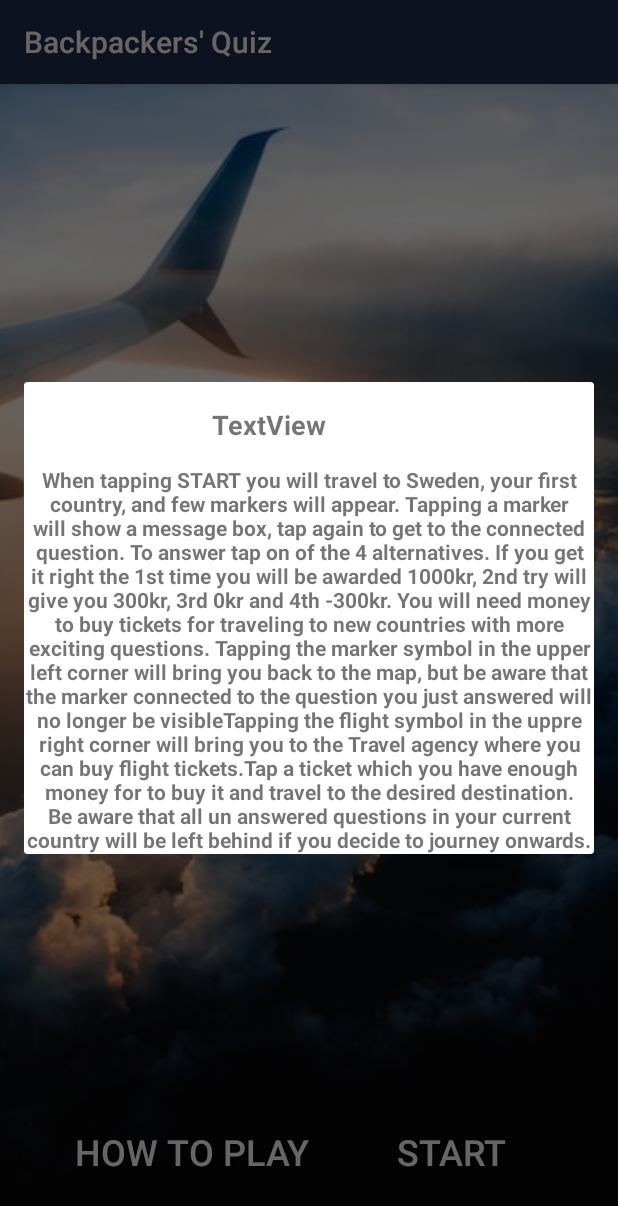
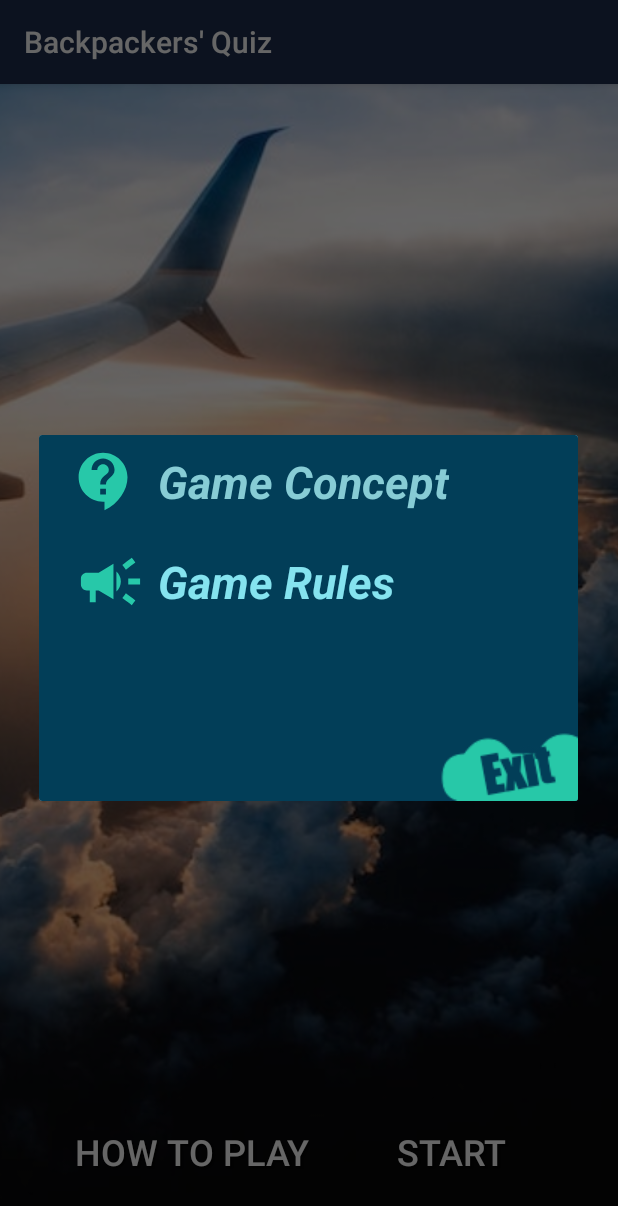
Before and after one commit to jjtsai0907/jjExamApp, an Android app: the screen it shows after launch (MainActivity), after a tap on "HOW TO PLAY", on a phone screen of 412 x 824 dp. Shown: the top 1206 px of the screen. Run offline under Robolectric (Android 15) with nearby library versions, the phone set to English and light mode, and no system bars; Roboto replaces fonts that are not available here.

Commit message:
New Fun: once no markers left, cannot back to Maps & Revised HowToDialog & exitButton in ProgressDialog.

```diff
--- a/app/src/main/java/com/example/examapp/FinishDialog.kt
+++ b/app/src/main/java/com/example/examapp/FinishDialog.kt
@@ -44,7 +44,7 @@ class FinishDialog (var activity: Activity) {
         rightButton = finishDialog.rightButton
         exit = finishDialog.exit
         again = finishDialog.again
-
+        finishTextView.text = "You've answered ${DataManager.countQuestion} questions correctly!"
 
 
 
--- a/app/src/main/java/com/example/examapp/HowToDialog.kt
+++ b/app/src/main/java/com/example/examapp/HowToDialog.kt
@@ -3,6 +3,8 @@ package com.example.examapp
 import android.app.Activity
 import android.app.AlertDialog
 import android.view.LayoutInflater
+import android.view.animation.Animation
+import android.view.animation.AnimationUtils
 import kotlinx.android.synthetic.main.how_to_dialog.*
 
 class HowToDialog (var activity: Activity){
@@ -20,17 +22,48 @@ class HowToDialog (var activity: Activity){
 
         howToDialog = builder.create()
         howToDialog.show()
+        val blink: Animation = AnimationUtils.loadAnimation(howToDialog.context, R.anim.blink)
+        howToDialog.howTextView.alpha = 0F
 
-        howToDialog.howTextView.text = "When tapping START you will travel to Sweden, your first country, and few markers will appear. " +
-                "Tapping a marker will show a message box, tap again to get to the connected question. To answer tap on of the 4 alternatives. " +
-                "If you get it right the 1st time you will be awarded 1000kr, 2nd try will give you 300kr, 3rd 0kr and 4th -300kr. " +
-                "You will need money to buy tickets for traveling to new countries with more exciting questions. " +
-                "Tapping the marker symbol in the upper left corner will bring you back to the map, but be aware " +
-                "that the marker connected to the question you just answered will no longer be visible" +
-                "Tapping the flight symbol in the uppre right corner will bring you to the Travel agency where you can buy flight tickets." +
-                "Tap a ticket which you have enough money for to buy it and travel to the desired destination. " +
-                "Be aware that all un answered questions in your current country will be left behind if you decide to journey onwards."
+
+
+        howToDialog.concept.setOnClickListener(){
+
+            howToDialog.concept.startAnimation(blink)
+
+            howToDialog.concept.alpha = 1F
+            howToDialog.rules.alpha = 0.2F
+            howToDialog.howTextView.alpha = 1F
+            howToDialog.howTextView.text = """By answering Qs (questions) correctly, you'll earn coins to purchase tickets to new countries for more Qs.
+
+In current version, you only compete with yourself. You end/finish the game by clicking setting button on upper right at anytime you want.
+            """.trimMargin()
+
+
+        }
+
+        howToDialog.rules.setOnClickListener(){
+
+            howToDialog.rules.startAnimation(blink)
+
+            howToDialog.rules.alpha = 1F
+            howToDialog.concept.alpha = 0.2F
+            howToDialog.howTextView.alpha = 1F
+            howToDialog.howTextView.text = """1 Each Q can only be revealed once
+
+2 You have to finish the game once you've revealed the last Q in your current nation without buying a new ticket""".trimIndent()
+
+        }
+
+        howToDialog.howExit.setOnClickListener(){
+            howToDialog.cancel()
+        }
+
+
 
 
     }
+
+
+
 }
--- a/app/src/main/java/com/example/examapp/MainActivity.kt
+++ b/app/src/main/java/com/example/examapp/MainActivity.kt
@@ -27,6 +27,7 @@ class MainActivity : AppCompatActivity() {
     override fun onCreate(savedInstanceState: Bundle?) {
         super.onCreate(savedInstanceState)
         setContentView(R.layout.activity_main)
+
 
 
         loadingDialog = LoadingDialog(this)
@@ -59,6 +60,8 @@ class MainActivity : AppCompatActivity() {
 
 
     fun howToPlay(view: View){
+        val blink: Animation = AnimationUtils.loadAnimation(applicationContext, R.anim.blink)
+        view.startAnimation(blink)
 
         howToDialog.startHowToDialog()
 
--- a/app/src/main/java/com/example/examapp/NationClass.kt
+++ b/app/src/main/java/com/example/examapp/NationClass.kt
@@ -5,6 +5,7 @@ class NationClass (val nation: String,
                    val nationTicket: Int = R.drawable.norway,
                    var questionClassList: MutableList<QuestionClass>,
                    val nationCode: String = "SWE",
+                   var qAmount: Int,
                    val nationPostcard: Int = R.drawable.usapost,
                    var purchased: Boolean = false,
                    var front_side: Boolean = true)
--- a/app/src/main/java/com/example/examapp/ShoppingActivity.kt
+++ b/app/src/main/java/com/example/examapp/ShoppingActivity.kt
@@ -101,7 +101,7 @@ class ShoppingActivity : MenuClass(), NationListRecycleAdapter.OnItemClickListen
                 DataManager.clearMaps = true
                 DataManager.countCountries += 1
                 DataManager.countryBeenTo.add(DataManager.nations[ticketClickedPosition].nation)
-
+                DataManager.totalQleft = DataManager.nations[ticketClickedPosition].qAmount
 
                 loadingDialog.startLoadingDialog()
 
--- /dev/null
+++ b/app/src/main/res/drawable/ic_pussle.xml
@@ -0,0 +1,5 @@
+<vector android:height="24dp" android:tint="#27C8A9"
+    android:viewportHeight="24" android:viewportWidth="24"
+    android:width="24dp" xmlns:android="http://schemas.android.com/apk/res/android">
+    <path android:fillColor="@android:color/white" android:pathData="M20.5,11H19V7c0,-1.1 -0.9,-2 -2,-2h-4V3.5C13,2.12 11.88,1 10.5,1S8,2.12 8,3.5V5H4c-1.1,0 -1.99,0.9 -1.99,2v3.8H3.5c1.49,0 2.7,1.21 2.7,2.7s-1.21,2.7 -2.7,2.7H2V20c0,1.1 0.9,2 2,2h3.8v-1.5c0,-1.49 1.21,-2.7 2.7,-2.7 1.49,0 2.7,1.21 2.7,2.7V22H17c1.1,0 2,-0.9 2,-2v-4h1.5c1.38,0 2.5,-1.12 2.5,-2.5S21.88,11 20.5,11z"/>
+</vector>
--- /dev/null
+++ b/app/src/main/res/drawable/ic_q.xml
@@ -0,0 +1,5 @@
+<vector android:height="24dp" android:tint="#27C8A9"
+    android:viewportHeight="24" android:viewportWidth="24"
+    android:width="24dp" xmlns:android="http://schemas.android.com/apk/res/android">
+    <path android:fillColor="@android:color/white" android:pathData="M11.5,2C6.81,2 3,5.81 3,10.5S6.81,19 11.5,19h0.5v3c4.86,-2.34 8,-7 8,-11.5C20,5.81 16.19,2 11.5,2zM12.5,16.5h-2v-2h2v2zM12.5,13h-2c0,-3.25 3,-3 3,-5 0,-1.1 -0.9,-2 -2,-2s-2,0.9 -2,2h-2c0,-2.21 1.79,-4 4,-4s4,1.79 4,4c0,2.5 -3,2.75 -3,5z"/>
+</vector>
--- /dev/null
+++ b/app/src/main/res/drawable/ic_speaker.xml
@@ -0,0 +1,5 @@
+<vector android:height="24dp" android:tint="#27C8A9"
+    android:viewportHeight="24" android:viewportWidth="24"
+    android:width="24dp" xmlns:android="http://schemas.android.com/apk/res/android">
+    <path android:fillColor="@android:color/white" android:pathData="M18,11v2h4v-2h-4zM16,17.61c0.96,0.71 2.21,1.65 3.2,2.39 0.4,-0.53 0.8,-1.07 1.2,-1.6 -0.99,-0.74 -2.24,-1.68 -3.2,-2.4 -0.4,0.54 -0.8,1.08 -1.2,1.61zM20.4,5.6c-0.4,-0.53 -0.8,-1.07 -1.2,-1.6 -0.99,0.74 -2.24,1.68 -3.2,2.4 0.4,0.53 0.8,1.07 1.2,1.6 0.96,-0.72 2.21,-1.65 3.2,-2.4zM4,9c-1.1,0 -2,0.9 -2,2v2c0,1.1 0.9,2 2,2h1v4h2v-4h1l5,3L13,6L8,9L4,9zM15.5,12c0,-1.33 -0.58,-2.53 -1.5,-3.35v6.69c0.92,-0.81 1.5,-2.01 1.5,-3.34z"/>
+</vector>
--- a/app/src/main/res/layout/activity_question.xml
+++ b/app/src/main/res/layout/activity_question.xml
@@ -9,14 +9,14 @@
 
 
     <ImageView
-        android:id="@+id/imageButton2"
+        android:id="@+id/toMapsButton"
         android:layout_width="36dp"
         android:layout_height="0dp"
         android:backgroundTint="#00FFFFFF"
         android:onClick="goBackToMaps"
         android:scaleType="fitCenter"
         app:layout_constraintBottom_toTopOf="@+id/questionImageView"
-        app:layout_constraintStart_toEndOf="@+id/imageButton8"
+        app:layout_constraintStart_toEndOf="@+id/toMapsButton2"
         app:layout_constraintTop_toTopOf="parent"
         app:srcCompat="@drawable/ic_marker_light" />
 
@@ -65,7 +65,7 @@
         app:srcCompat="@drawable/flight" />
 
     <ImageView
-        android:id="@+id/imageButton8"
+        android:id="@+id/toMapsButton2"
         android:layout_width="36dp"
         android:layout_height="0dp"
         android:backgroundTint="#00FFFFFF"
--- a/app/src/main/res/layout/how_to_dialog.xml
+++ b/app/src/main/res/layout/how_to_dialog.xml
@@ -1,32 +1,80 @@
 <?xml version="1.0" encoding="utf-8"?>
-<androidx.constraintlayout.widget.ConstraintLayout
-    xmlns:android="http://schemas.android.com/apk/res/android"
+<androidx.constraintlayout.widget.ConstraintLayout xmlns:android="http://schemas.android.com/apk/res/android"
     xmlns:app="http://schemas.android.com/apk/res-auto"
     xmlns:tools="http://schemas.android.com/tools"
     android:layout_width="match_parent"
-    android:layout_height="match_parent">
+    android:layout_height="wrap_content"
+    android:background="#023E58">
 
     <TextView
-        android:id="@+id/textView"
-        android:layout_width="130dp"
-        android:layout_height="23dp"
-        android:layout_marginTop="16dp"
-        android:text="TextView"
-        android:textSize="18sp"
-        android:textStyle="bold"
-        app:layout_constraintEnd_toEndOf="parent"
-        app:layout_constraintStart_toStartOf="parent"
-        app:layout_constraintTop_toTopOf="parent" />
+        android:id="@+id/concept"
+        android:layout_width="wrap_content"
+        android:layout_height="wrap_content"
+        android:layout_marginStart="8dp"
+        android:text="Game Concept"
+        android:textColor="#87CCD5"
+        android:textSize="30sp"
+        android:textStyle="bold|italic"
+        app:layout_constraintBottom_toBottomOf="@+id/imageView14"
+        app:layout_constraintStart_toEndOf="@+id/imageView14"
+        app:layout_constraintTop_toTopOf="@+id/imageView14" />
 
     <TextView
         android:id="@+id/howTextView"
+        android:layout_width="297dp"
+        android:layout_height="wrap_content"
+        android:layout_marginStart="16dp"
+        android:layout_marginTop="32dp"
+        android:layout_marginEnd="16dp"
+        android:text="TextView"
+        android:textAlignment="center"
+        android:textColor="#FFFFFF"
+        android:textSize="24sp"
+        android:textStyle="bold"
+        android:visibility="visible"
+        app:layout_constraintEnd_toEndOf="parent"
+        app:layout_constraintStart_toStartOf="parent"
+        app:layout_constraintTop_toBottomOf="@+id/imageView13" />
+
+    <TextView
+        android:id="@+id/rules"
         android:layout_width="wrap_content"
         android:layout_height="wrap_content"
-        android:layout_marginTop="16dp"
-        android:text="TextView"
-        android:textAlignment="center"
-        android:textStyle="bold"
+        android:text="Game Rules"
+        android:textColor="#85E3EF"
+        android:textSize="30sp"
+        android:textStyle="bold|italic"
+        app:layout_constraintBottom_toBottomOf="@+id/imageView13"
+        app:layout_constraintStart_toEndOf="@+id/imageView13"
+        app:layout_constraintTop_toTopOf="@+id/imageView13" />
+
+    <ImageView
+        android:id="@+id/imageView13"
+        android:layout_width="63dp"
+        android:layout_height="47dp"
+        android:layout_marginTop="20dp"
+        app:layout_constraintStart_toStartOf="@+id/imageView14"
+        app:layout_constraintTop_toBottomOf="@+id/imageView14"
+        app:srcCompat="@drawable/ic_speaker" />
+
+    <ImageView
+        android:id="@+id/imageView14"
+        android:layout_width="55dp"
+        android:layout_height="46dp"
+        android:layout_marginStart="16dp"
+        android:layout_marginTop="8dp"
+        app:layout_constraintStart_toStartOf="parent"
+        app:layout_constraintTop_toTopOf="parent"
+        app:srcCompat="@drawable/ic_q" />
+
+    <ImageView
+        android:id="@+id/howExit"
+        android:layout_width="wrap_content"
+        android:layout_height="wrap_content"
+        android:layout_marginTop="8dp"
+        app:layout_constraintBottom_toBottomOf="parent"
         app:layout_constraintEnd_toEndOf="parent"
-        app:layout_constraintStart_toStartOf="parent"
-        app:layout_constraintTop_toBottomOf="@+id/textView" />
+        app:layout_constraintTop_toBottomOf="@+id/howTextView"
+        app:srcCompat="@drawable/exit" />
+
 </androidx.constraintlayout.widget.ConstraintLayout>
--- a/app/src/main/res/layout/list_nation.xml
+++ b/app/src/main/res/layout/list_nation.xml
@@ -70,7 +70,7 @@
                 android:layout_marginTop="48dp"
                 android:text="SWE"
                 android:textAlignment="textStart"
-                android:textSize="43sp"
+                android:textSize="41sp"
                 android:textStyle="bold|italic"
                 app:layout_constraintStart_toStartOf="parent"
                 app:layout_constraintTop_toTopOf="@+id/nationTicket" />
```
Also changed, not shown: app/src/main/java/com/example/examapp/DataManager.kt (+19 -18 lines), app/src/main/java/com/example/examapp/MapsActivity.kt (+8 -2 lines), app/src/main/java/com/example/examapp/ProgressDialog.kt (+10 -3 lines), app/src/main/java/com/example/examapp/QuestionActivity.kt (+31 -11 lines), app/src/main/java/com/example/examapp/RightAnswerDialog.kt (+8 -0 lines), app/src/main/res/layout/finish_dialog.xml (+5 -5 lines), app/src/main/res/layout/progress_dialog.xml (+12 -5 lines), app/src/main/res/layout/right_answer_dialog.xml (+7 -5 lines).
